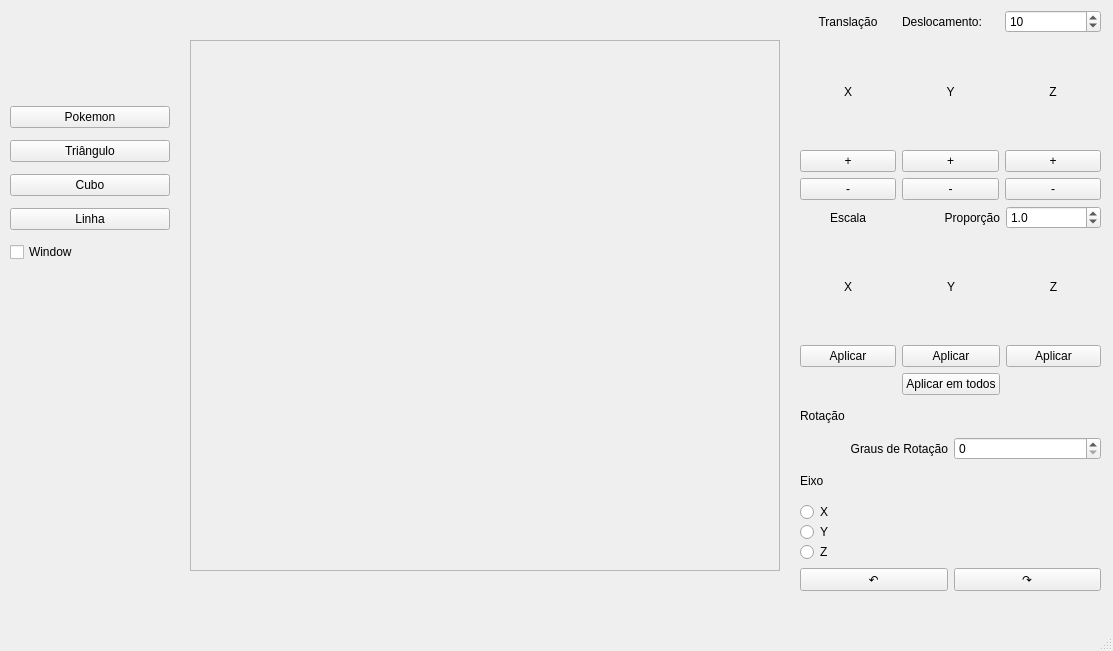
Old version of the form mainwindow.ui in the repository alessipg/projetoCG.
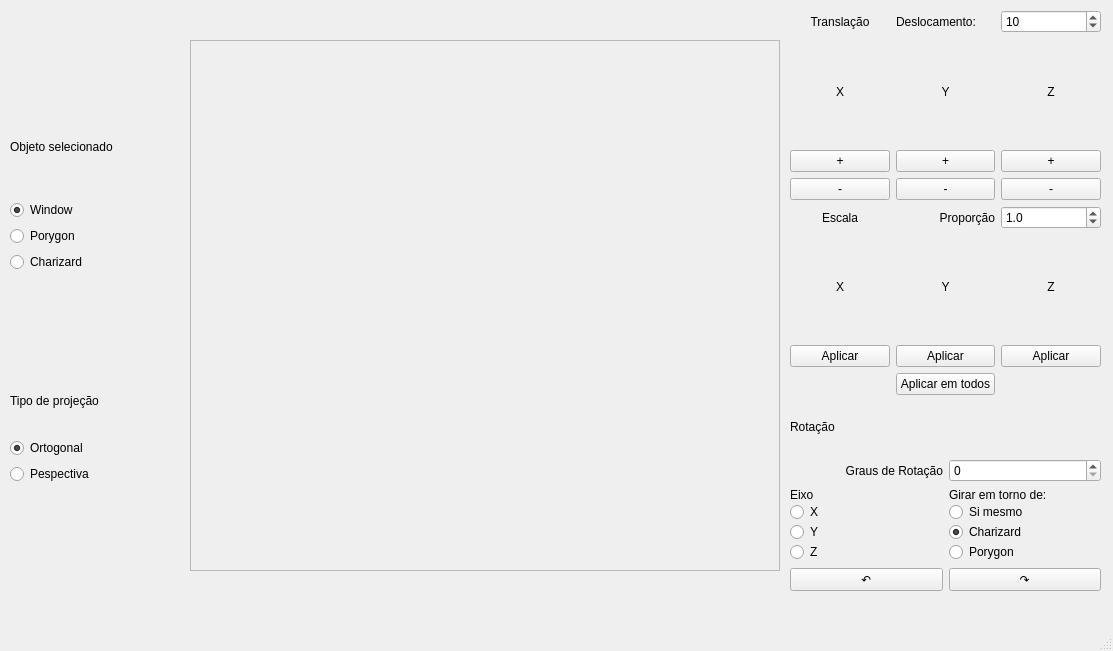
New version of the form. Custom widgets are drawn as their Qt base class.

```diff
--- a/mainwindow.ui
+++ b/mainwindow.ui
@@ -2,6 +2,9 @@
 <ui version="4.0">
  <class>MainWindow</class>
  <widget class="QMainWindow" name="MainWindow">
+  <property name="enabled">
+   <bool>true</bool>
+  </property>
   <property name="geometry">
    <rect>
     <x>0</x>
@@ -10,6 +13,18 @@
     <height>651</height>
    </rect>
   </property>
+  <property name="sizePolicy">
+   <sizepolicy hsizetype="Fixed" vsizetype="Fixed">
+    <horstretch>0</horstretch>
+    <verstretch>0</verstretch>
+   </sizepolicy>
+  </property>
+  <property name="minimumSize">
+   <size>
+    <width>1113</width>
+    <height>651</height>
+   </size>
+  </property>
   <property name="windowTitle">
    <string>MainWindow</string>
   </property>
@@ -36,9 +51,9 @@
    <widget class="QWidget" name="verticalLayoutWidget_3">
     <property name="geometry">
      <rect>
-      <x>800</x>
+      <x>790</x>
       <y>10</y>
-      <width>301</width>
+      <width>311</width>
       <height>581</height>
      </rect>
     </property>
@@ -270,37 +285,85 @@
           </layout>
          </item>
          <item>
-          <widget class="QLabel" name="label_11">
-           <property name="text">
-            <string>Eixo</string>
-           </property>
-          </widget>
-         </item>
-         <item>
-          <layout class="QVBoxLayout" name="verticalLayout_2">
-           <property name="spacing">
-            <number>0</number>
-           </property>
+          <layout class="QHBoxLayout" name="horizontalLayout_5">
            <item>
-            <widget class="QRadioButton" name="rotX">
-             <property name="text">
-              <string>X</string>
+            <layout class="QVBoxLayout" name="verticalLayout_2">
+             <property name="spacing">
+              <number>0</number>
              </property>
-            </widget>
+             <item>
+              <widget class="QLabel" name="label_11">
+               <property name="text">
+                <string>Eixo</string>
+               </property>
+              </widget>
+             </item>
+             <item>
+              <widget class="QRadioButton" name="rotX">
+               <property name="text">
+                <string>X</string>
+               </property>
+              </widget>
+             </item>
+             <item>
+              <widget class="QRadioButton" name="rotY">
+               <property name="text">
+                <string>Y</string>
+               </property>
+              </widget>
+             </item>
+             <item>
+              <widget class="QRadioButton" name="rotZ">
+               <property name="text">
+                <string>Z</string>
+               </property>
+              </widget>
+             </item>
+            </layout>
            </item>
            <item>
-            <widget class="QRadioButton" name="rotY">
-             <property name="text">
-              <string>Y</string>
+            <layout class="QVBoxLayout" name="verticalLayout_4">
+             <property name="spacing">
+              <number>0</number>
              </property>
-            </widget>
-           </item>
-           <item>
-            <widget class="QRadioButton" name="rotZ">
-             <property name="text">
-              <string>Z</string>
-             </property>
-            </widget>
+             <item>
+              <widget class="QLabel" name="label_10">
+               <property name="text">
+                <string>Girar em torno de:</string>
+               </property>
+               <property name="margin">
+                <number>0</number>
+               </property>
+              </widget>
+             </item>
+             <item>
+              <widget class="QRadioButton" name="rotSi">
+               <property name="text">
+                <string>Si mesmo</string>
+               </property>
+               <property name="checked">
+                <bool>false</bool>
+               </property>
+              </widget>
+             </item>
+             <item>
+              <widget class="QRadioButton" name="rotCharizard">
+               <property name="text">
+                <string>Charizard</string>
+               </property>
+               <property name="checked">
+                <bool>true</bool>
+               </property>
+              </widget>
+             </item>
+             <item>
+              <widget class="QRadioButton" name="rotPorygon">
+               <property name="text">
+                <string>Porygon</string>
+               </property>
+              </widget>
+             </item>
+            </layout>
            </item>
           </layout>
          </item>
@@ -333,43 +396,87 @@
      <rect>
       <x>10</x>
       <y>100</y>
-      <width>160</width>
+      <width>161</width>
       <height>172</height>
      </rect>
     </property>
     <layout class="QVBoxLayout" name="verticalLayout_6">
      <item>
-      <widget class="QPushButton" name="btnPokemon">
+      <widget class="QLabel" name="label_9">
        <property name="text">
-        <string>Pokemon</string>
+        <string>Objeto selecionado</string>
        </property>
       </widget>
      </item>
      <item>
-      <widget class="QPushButton" name="btnTriangulo">
-       <property name="text">
-        <string>Triângulo</string>
-       </property>
-      </widget>
-     </item>
-     <item>
-      <widget class="QPushButton" name="btnQuadrado">
-       <property name="text">
-        <string>Cubo</string>
-       </property>
-      </widget>
-     </item>
-     <item>
-      <widget class="QPushButton" name="btnLinha">
-       <property name="text">
-        <string>Linha</string>
-       </property>
-      </widget>
-     </item>
-     <item>
-      <widget class="QCheckBox" name="cbWindow">
+      <widget class="QRadioButton" name="rbWindow">
        <property name="text">
         <string>Window</string>
+       </property>
+       <property name="checked">
+        <bool>true</bool>
+       </property>
+      </widget>
+     </item>
+     <item>
+      <widget class="QRadioButton" name="rbPorygon">
+       <property name="text">
+        <string>Porygon</string>
+       </property>
+      </widget>
+     </item>
+     <item>
+      <widget class="QRadioButton" name="rbCharizard">
+       <property name="text">
+        <string>Charizard</string>
+       </property>
+      </widget>
+     </item>
+    </layout>
+   </widget>
+   <widget class="QWidget" name="verticalLayoutWidget">
+    <property name="geometry">
+     <rect>
+      <x>10</x>
+      <y>370</y>
+      <width>161</width>
+      <height>114</height>
+     </rect>
+    </property>
+    <layout class="QVBoxLayout" name="verticalLayout_3">
+     <item>
+      <widget class="QLabel" name="label_4">
+       <property name="frameShape">
+        <enum>QFrame::Shape::NoFrame</enum>
+       </property>
+       <property name="text">
+        <string>Tipo de projeção</string>
+       </property>
+       <property name="margin">
+        <number>0</number>
+       </property>
+      </widget>
+     </item>
+     <item>
+      <widget class="QRadioButton" name="btnOrtogonal">
+       <property name="text">
+        <string>Ortogonal</string>
+       </property>
+       <property name="checked">
+        <bool>true</bool>
+       </property>
+      </widget>
+     </item>
+     <item>
+      <widget class="QRadioButton" name="btnPerspectiva">
+       <property name="enabled">
+        <bool>true</bool>
+       </property>
+       <property name="text">
+        <string>Pespectiva</string>
+       </property>
+       <property name="checked">
+        <bool>false</bool>
        </property>
       </widget>
      </item>
```
Left out of the diff: 2 changed lines with no effect on the pictures.
